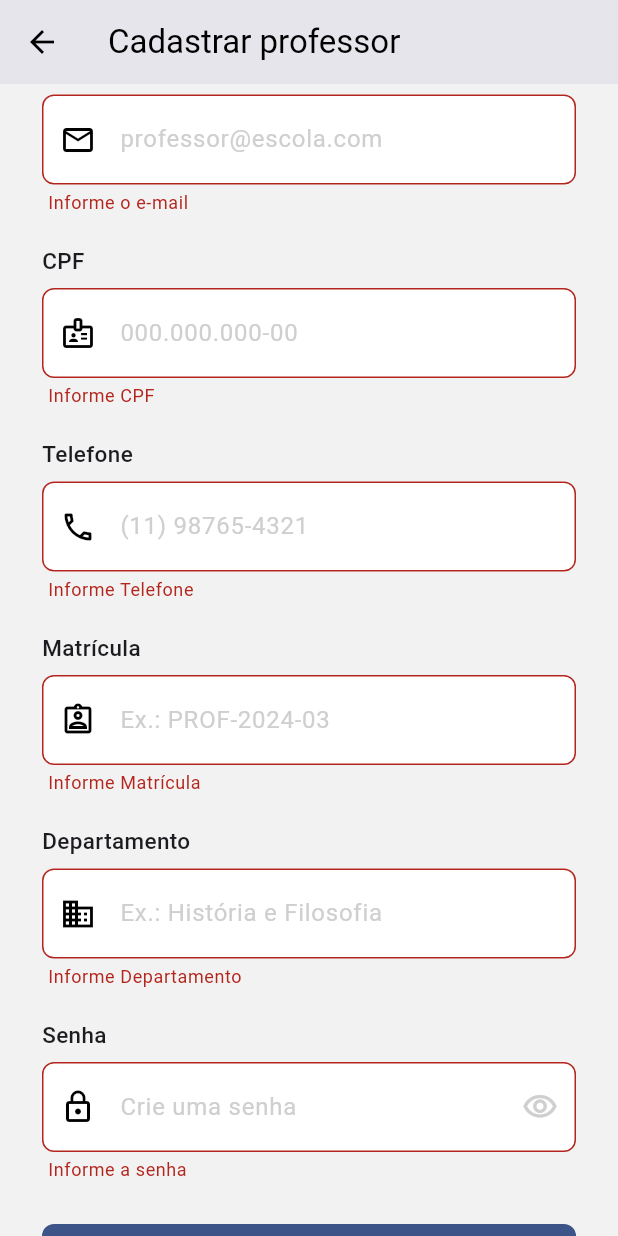
After one commit to Jardim-Eletrico/projeto_patrimonio, a Flutter app: the CadastrarProfPage screen opened by its route, scrolled down 363 dp, after a tap on "Cadastrar professor", on a phone screen of 412 x 824 dp. The commit adds this screen. Run offline on Flutter 3.47's test engine with Material 3 defaults, Android fonts, the phone set to English and light mode, and no system bars; our stand-ins replace device_preview, get; accounts and stored records are empty; statements that could not run were skipped.

Commit message:
cadastro de professor

```diff
--- a/lib/binding/InicialBinding.dart
+++ b/lib/binding/InicialBinding.dart
@@ -8,7 +8,7 @@ class InitialBinding extends Bindings {
   void dependencies() {
     Get.put(AuthService(), permanent: true);
 
-    Get.lazyPut(() => UsuariosService(), fenix: true);
+    Get.lazyPut(() => UsuariosService(Get.find<AuthService>()), fenix: true);
     Get.lazyPut<PatrimonioService>(
   () => PatrimonioService(Get.find<AuthService>()),
   fenix: true,
--- a/lib/controller/patrimoniocontroller.dart
+++ b/lib/controller/patrimoniocontroller.dart
@@ -59,16 +59,30 @@ class Patrimoniocontroller extends GetxController {
   erro.value = '';
 
   try {
+    debugPrint('========== LISTAR PATRIMÔNIOS ==========');
+    debugPrint('Usuário logado: ${authService.usuario.value?.nome}');
+    debugPrint('Role: ${authService.usuario.value?.role}');
+
     final response = await service.listarPatrimonios();
+
+    debugPrint('Status HTTP: ${response.statusCode}');
+    debugPrint('Resposta: ${response.body}');
+    debugPrint('Erro HTTP: ${response.statusText}');
 
     if (response.isOk) {
       patrimonios.assignAll(response.body ?? []);
+
+      debugPrint(
+        'Total de patrimônios carregados: ${patrimonios.length}',
+      );
     } else {
       mostrarErro(_mensagemErro(response));
+      debugPrint('Mensagem de erro: ${erro.value}');
     }
   } catch (e, stackTrace) {
-      debugPrint('Erro ao listar patrimonios: $e');
+    debugPrint('Erro ao listar patrimônios: $e');
     debugPrint('Stack trace: $stackTrace');
+
     mostrarErro('Erro ao carregar os patrimônios');
   } finally {
     carregando.value = false;
--- a/lib/routes/app_pages.dart
+++ b/lib/routes/app_pages.dart
@@ -6,7 +6,7 @@ import '../binding/LoginBinding.dart';
 import '../binding/PatrimonioBinding.dart';
 import '../binding/UsuarioBinding.dart';
 import '../view/users/gestao_professores.dart';
-
+import '../view/login/cadastrar_prof_page.dart';
 import '../view/login/login_page.dart';
 import '../view/patrimonios/patrimonios_page.dart';
 import '../view/login/esqueci_senha_page.dart';
@@ -56,5 +56,11 @@ class AppPages {
         binding: LoginBinding(),
         ),
 
+        GetPage(
+        name: AppRoutes.cadastrarProf,
+        page: () => const CadastrarProfPage(),
+        binding: UsuarioBinding(),
+      ),
+
   ];
 }
--- a/lib/routes/app_routes.dart
+++ b/lib/routes/app_routes.dart
@@ -3,4 +3,5 @@ abstract class AppRoutes {
   static const patrimonios = '/patrimonios';
   static const esqueciSenha = '/esqueci-senha';
   static const cadastrarAdministrador = '/cadastrar-administrador';
+  static const cadastrarProf = '/cadastrar-prof';
   }
--- a/lib/service/patrimonio_service.dart
+++ b/lib/service/patrimonio_service.dart
@@ -2,7 +2,7 @@
 import 'dart:convert';
 
 import 'package:get/get.dart';
-
+import 'package:flutter/foundation.dart';
 import '../model/patrimonio.dart';
 import 'auth_service.dart';
 
@@ -22,12 +22,24 @@ class PatrimonioService extends GetConnect {
     };
   }
 
-  Future<Response<List<Patrimonio>>> listarPatrimonios() {
-    return get(
+  Future<Response<List<Patrimonio>>> listarPatrimonios() async {
+    debugPrint('========== SERVICE: PATRIMÔNIOS ==========');
+    debugPrint('ID do usuário: ${authService.usuario.value?.id}');
+    debugPrint('Role: ${authService.usuario.value?.role}');
+    debugPrint(
+      'Token disponível: ${authService.accessToken != null}',
+    );
+
+    final response = await get(
       '$baseurl/api/patrimonios',
       headers: headersAutenticados,
       decoder: (dados) => decoder(dados),
     );
+
+    debugPrint('Status HTTP: ${response.statusCode}');
+    debugPrint('Quantidade retornada: ${response.body?.length}');
+
+    return response;
   }
 
   Future<Response> buscarPatrimonio(int id) {
--- a/lib/service/usuarios_service.dart
+++ b/lib/service/usuarios_service.dart
@@ -1,11 +1,16 @@
 
 import 'package:flutter/foundation.dart';
 import 'package:get/get.dart';
+import 'auth_service.dart';
 
 import '../model/metricarusuarios.dart';
 import '../model/usuario.dart';
 
 class UsuariosService extends GetConnect {
+  final AuthService authService;
+
+  UsuariosService(this.authService);
+
   final String baseurl = 'http://172.31.80.1:8081';
 
   Future<Response<List<Usuario>>> listarUsuarios() {
@@ -101,9 +106,15 @@ class UsuariosService extends GetConnect {
   }
 
   Future<Response> cadastrarProfessor(Usuario usuario) {
+    final token = authService.accessToken;
+
     return post(
       '$baseurl/api/admin/professores',
       usuario.toJson(),
+      headers: {
+        'Authorization' : 'Bearer $token',
+        'Content-Type' : 'application/json',
+      },
     );
   }
 
--- /dev/null
+++ b/lib/view/login/cadastrar_prof_page.dart
@@ -0,0 +1,343 @@
+import 'package:flutter/material.dart';
+import 'package:get/get.dart';
+
+import '../../controller/usuario_controler.dart';
+import '../../core/app_colors.dart';
+import '../../model/usuario.dart';
+import '../../widgets/botaoprincipal.dart';
+
+class CadastrarProfPage extends StatefulWidget {
+  const CadastrarProfPage({super.key});
+
+  @override
+  State<CadastrarProfPage> createState() =>
+      _CadastrarProfPageState();
+}
+
+class _CadastrarProfPageState extends State<CadastrarProfPage> {
+  final controller = Get.find<UsuarioControler>();
+  final formKey = GlobalKey<FormState>();
+
+  final nomeCtrl = TextEditingController();
+  final emailCtrl = TextEditingController();
+  final senhaCtrl = TextEditingController();
+  final matriculaCtrl = TextEditingController();
+  final departamentoCtrl = TextEditingController();
+  final telefoneCtrl = TextEditingController();
+  final cpfCtrl = TextEditingController();
+
+  bool ocultarSenha = true;
+
+  InputDecoration _decoracao(
+    String hint,
+    Widget icone, {
+    Widget? sufixo,
+  }) {
+    final borda = OutlineInputBorder(
+      borderRadius: BorderRadius.circular(8),
+      borderSide: const BorderSide(
+        color: AppColors.borda,
+      ),
+    );
+
+    return InputDecoration(
+      hintText: hint,
+      hintStyle: const TextStyle(
+        color: AppColors.hint,
+      ),
+      prefixIcon: icone,
+      suffixIcon: sufixo,
+      filled: true,
+      fillColor: Colors.white,
+      contentPadding: const EdgeInsets.symmetric(
+        vertical: 18,
+      ),
+      enabledBorder: borda,
+      focusedBorder: borda.copyWith(
+        borderSide: const BorderSide(
+          color: AppColors.azul,
+          width: 1.5,
+        ),
+      ),
+      border: borda,
+    );
+  }
+
+  Widget _rotulo(String texto) {
+    return Padding(
+      padding: const EdgeInsets.only(bottom: 8),
+      child: Text(
+        texto,
+        style: const TextStyle(
+          fontSize: 15,
+          fontWeight: FontWeight.w500,
+        ),
+      ),
+    );
+  }
+
+  Widget _campo({
+    required String rotulo,
+    required String hint,
+    required IconData icone,
+    required TextEditingController textController,
+    TextInputType teclado = TextInputType.text,
+    String? Function(String?)? validar,
+    TextInputAction acao = TextInputAction.next,
+  }) {
+    return Column(
+      crossAxisAlignment: CrossAxisAlignment.stretch,
+      children: [
+        _rotulo(rotulo),
+        TextFormField(
+          controller: textController,
+          keyboardType: teclado,
+          textInputAction: acao,
+          decoration: _decoracao(
+            hint,
+            Icon(icone, color: Colors.black),
+          ),
+          validator: validar ??
+              (valor) {
+                if (valor == null ||
+                    valor.trim().isEmpty) {
+                  return 'Informe $rotulo';
+                }
+                return null;
+              },
+        ),
+      ],
+    );
+  }
+
+  Future<void> _cadastrar() async {
+    if (!formKey.currentState!.validate()) {
+      return;
+    }
+
+    final usuario = Usuario(
+      nome: nomeCtrl.text.trim(),
+      email: emailCtrl.text.trim(),
+      cpf: cpfCtrl.text.trim(),
+      telefone: telefoneCtrl.text.trim(),
+      departamento: departamentoCtrl.text.trim(),
+      matricula: matriculaCtrl.text.trim(),
+      role: 'professor',
+    );
+
+    await controller.cadastrarProf(usuario);
+
+    // O controller atual não retorna um resultado de sucesso.
+    // Por isso, ainda não fechamos a tela automaticamente.
+  }
+
+  @override
+  void dispose() {
+    nomeCtrl.dispose();
+    emailCtrl.dispose();
+    senhaCtrl.dispose();
+    matriculaCtrl.dispose();
+    departamentoCtrl.dispose();
+    telefoneCtrl.dispose();
+    cpfCtrl.dispose();
+    super.dispose();
+  }
+
+  @override
+  Widget build(BuildContext context) {
+    return Scaffold(
+      backgroundColor: AppColors.fundo,
+      appBar: AppBar(
+        backgroundColor: AppColors.fundo,
+        foregroundColor: Colors.black,
+        elevation: 0,
+        title: const Text('Cadastrar professor'),
+      ),
+      body: SafeArea(
+        child: Center(
+          child: SingleChildScrollView(
+            padding: const EdgeInsets.symmetric(
+              horizontal: 28,
+              vertical: 24,
+            ),
+            child: ConstrainedBox(
+              constraints: const BoxConstraints(
+                maxWidth: 400,
+              ),
+              child: Form(
+                key: formKey,
+                child: Column(
+                  crossAxisAlignment:
+                      CrossAxisAlignment.stretch,
+                  children: [
+                    const Icon(
+                      Icons.person_add_alt_1,
+                      size: 72,
+                      color: AppColors.azul,
+                    ),
+                    const SizedBox(height: 20),
+
+                    const Text(
+                      'Novo professor',
+                      textAlign: TextAlign.center,
+                      style: TextStyle(
+                        fontSize: 28,
+                        fontWeight: FontWeight.w900,
+                      ),
+                    ),
+                    const SizedBox(height: 8),
+
+                    const Text(
+                      'Preencha os dados para cadastrar um professor.',
+                      textAlign: TextAlign.center,
+                      style: TextStyle(
+                        fontSize: 14,
+                        color: AppColors.hint,
+                      ),
+                    ),
+                    const SizedBox(height: 28),
+
+                    _campo(
+                      rotulo: 'Nome',
+                      hint: 'Nome completo',
+                      icone: Icons.person_outline,
+                      textController: nomeCtrl,
+                    ),
+                    const SizedBox(height: 20),
+
+                    _campo(
+                      rotulo: 'E-mail',
+                      hint: 'professor@escola.com',
+                      icone: Icons.mail_outline,
+                      textController: emailCtrl,
+                      teclado: TextInputType.emailAddress,
+                      validar: (valor) {
+                        if (valor == null ||
+                            valor.trim().isEmpty) {
+                          return 'Informe o e-mail';
+                        }
+                        if (!GetUtils.isEmail(
+                          valor.trim(),
+                        )) {
+                          return 'E-mail inválido';
+                        }
+                        return null;
+                      },
+                    ),
+                    const SizedBox(height: 20),
+
+                    _campo(
+                      rotulo: 'CPF',
+                      hint: '000.000.000-00',
+                      icone: Icons.badge_outlined,
+                      textController: cpfCtrl,
+                      teclado: TextInputType.number,
+                    ),
+                    const SizedBox(height: 20),
+
+                    _campo(
+                      rotulo: 'Telefone',
+                      hint: '(11) 98765-4321',
+                      icone: Icons.phone_outlined,
+                      textController: telefoneCtrl,
+                      teclado: TextInputType.phone,
+                    ),
+                    const SizedBox(height: 20),
+
+                    _campo(
+                      rotulo: 'Matrícula',
+                      hint: 'Ex.: PROF-2024-03',
+                      icone: Icons.assignment_ind_outlined,
+                      textController: matriculaCtrl,
+                    ),
+                    const SizedBox(height: 20),
+
+                    _campo(
+                      rotulo: 'Departamento',
+                      hint: 'Ex.: História e Filosofia',
+                      icone: Icons.business_outlined,
+                      textController: departamentoCtrl,
+                    ),
+                    const SizedBox(height: 20),
+
+                    _rotulo('Senha'),
+                    TextFormField(
+                      controller: senhaCtrl,
+                      obscureText: ocultarSenha,
+                      textInputAction: TextInputAction.done,
+                      decoration: _decoracao(
+                        'Crie uma senha',
+                        const Icon(
+                          Icons.lock_outline,
+                          color: Colors.black,
+                        ),
+                        sufixo: IconButton(
+                          icon: Icon(
+                            ocultarSenha
+                                ? Icons.visibility_outlined
+                                : Icons.visibility_off_outlined,
+                            color: AppColors.hint,
+                          ),
+                          onPressed: () {
+                            setState(() {
+                              ocultarSenha = !ocultarSenha;
+                            });
+                          },
+                        ),
+                      ),
+                      validator: (valor) {
+                        if (valor == null ||
+                            valor.isEmpty) {
+                          return 'Informe a senha';
+                        }
+                        if (valor.length < 8) {
+                          return 'A senha deve ter pelo menos 8 caracteres';
+                        }
+                        return null;
+                      },
+                    ),
+                    const SizedBox(height: 28),
+
+                    Obx(
+                      () => BotaoPrincipal(
+                        texto: 'Cadastrar professor',
+                        carregando:
+                            controller.carregando.value,
+                        onPressed: _cadastrar,
+                      ),
+                    ),
+                    const SizedBox(height: 16),
+
+                    SizedBox(
+                      height: 54,
+                      child: OutlinedButton(
+                        style: OutlinedButton.styleFrom(
+                          foregroundColor: AppColors.laranja,
+                          side: const BorderSide(
+                            color: AppColors.laranja,
+                          ),
+                          shape: RoundedRectangleBorder(
+                            borderRadius:
+                                BorderRadius.circular(8),
+                          ),
+                        ),
+                        onPressed: () => Get.back(),
+                        child: const Text(
+                          'Cancelar',
+                          style: TextStyle(
+                            fontSize: 18,
+                            fontWeight: FontWeight.bold,
+                          ),
+                        ),
+                      ),
+                    ),
+                  ],
+                ),
+              ),
+            ),
+          ),
+        ),
+      ),
+    );
+  }
+}
--- a/lib/widgets/menu_lateral.dart
+++ b/lib/widgets/menu_lateral.dart
@@ -95,6 +95,15 @@ class MenuLateral extends GetView<AuthService> {
                   AppRoutes.cadastrarAdministrador,
                 ),
               ),
+
+              ListTile(
+              leading: const Icon(Icons.person_add_alt_1),
+              title: const Text('Cadastrar professor'),
+              onTap: () => navegar(
+                context,
+                AppRoutes.cadastrarProf,
+               ),
+              ),
             ],
 
             const Spacer(),
```
Lines whose indentation alone changed are shown as unchanged.
